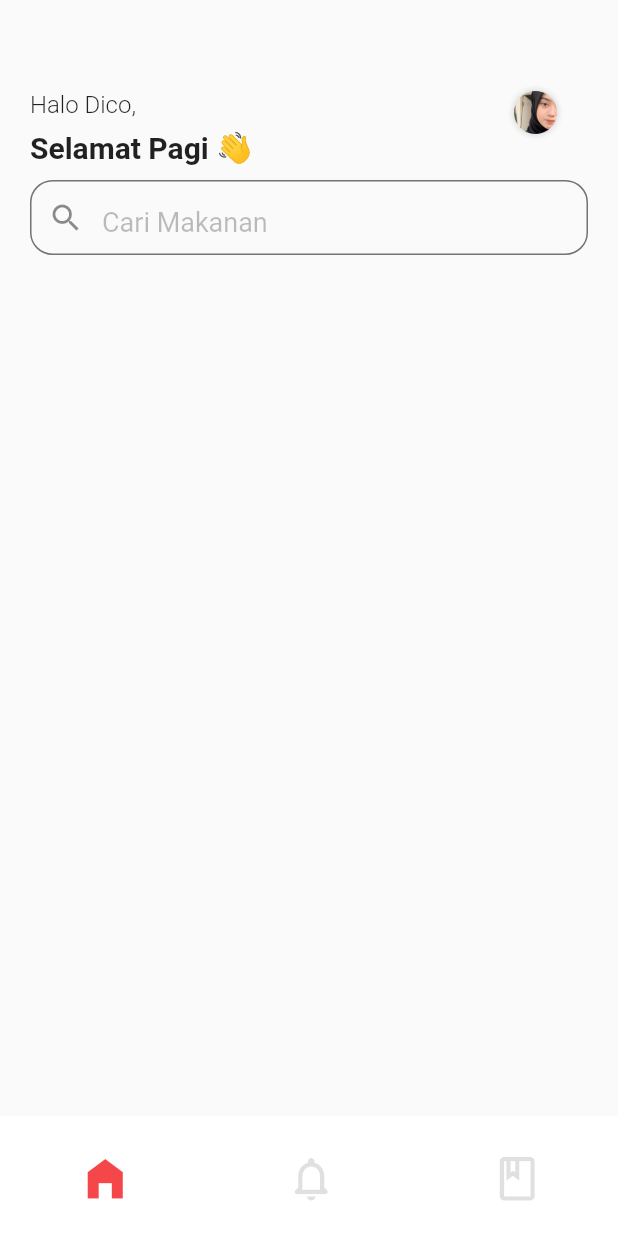
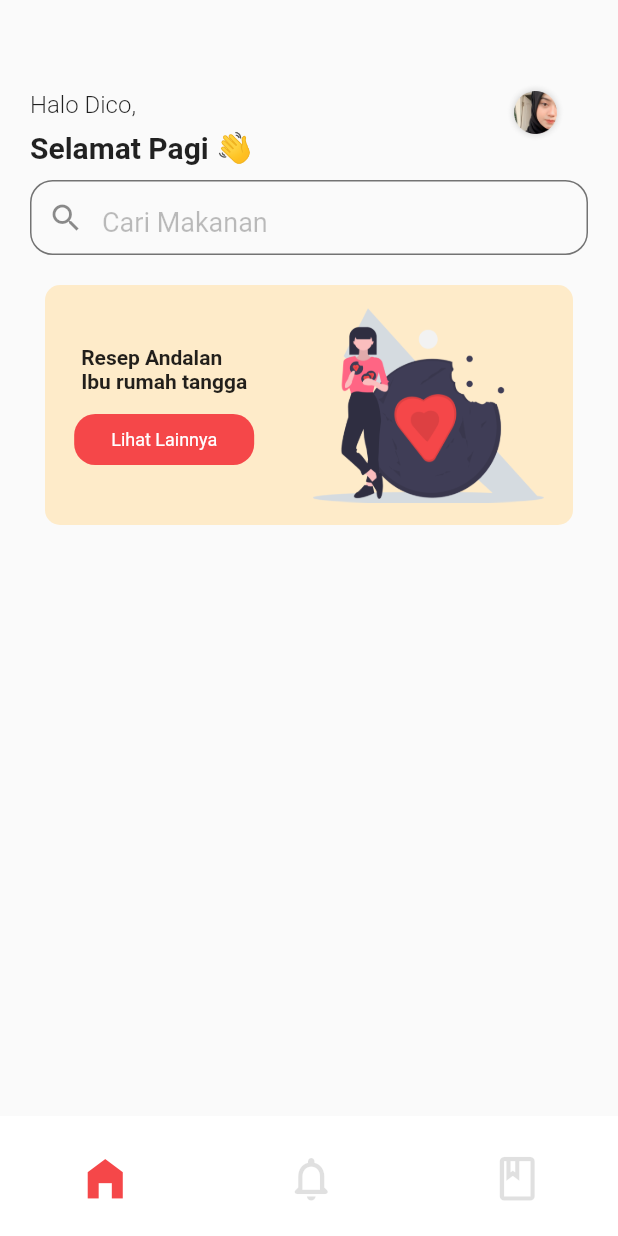
Before and after one commit to Haritsdev0981/resep.makanan, a Flutter app: the screen it shows after launch, on a phone screen of 412 x 824 dp. Run offline on Flutter 3.47's test engine with Material 2 defaults, Android fonts, the phone set to English and light mode, and no system bars.

Commit message:
sasari dararararri 2

```diff
--- a/lib/Screen/homepage.dart
+++ b/lib/Screen/homepage.dart
@@ -1,5 +1,7 @@
 
 import 'package:flutter/material.dart';
+import 'package:submission_dicoding/data/data_menu.dart';
+import 'package:submission_dicoding/model/makanan.dart';
 
 import 'package:submission_dicoding/page/bookmarkscreen.dart';
 import 'package:submission_dicoding/page/homescreen.dart';
--- /dev/null
+++ b/lib/data/data_menu.dart
@@ -0,0 +1,25 @@
+
+import 'package:submission_dicoding/model/makanan.dart';
+
+class MenuMakanan {
+  static final _titleMenuImage = [
+    "assets/IMG/sate.png",
+    "assets/IMG/soto.png"
+  ];
+
+  static final _titleMenu = [
+    "Sate Kambing",
+    "Soto Betawi"
+  ];
+
+  static final _descrisiMenu = [
+    "kecap manis, daging kambing, bawang goreng",
+    "Daging sapi, tomat, kerupuk, daung bawang"
+  ];
+
+  static List<Makanan> listData = ((){
+    return Iterable.generate(_titleMenu.length).map((index) {
+      return Makanan(title: _titleMenu[index], description: _descrisiMenu[index], imageMenu: _titleMenuImage[index]);
+    }).toList();
+  })();
+}
--- /dev/null
+++ b/lib/model/makanan.dart
@@ -0,0 +1,10 @@
+class Makanan {
+  final String title;
+  final String description;
+  final String imageMenu;
+  Makanan({
+    required this.title,
+    required this.description,
+    required this.imageMenu,
+  });
+}
--- a/lib/page/homescreen.dart
+++ b/lib/page/homescreen.dart
@@ -1,4 +1,9 @@
+import 'dart:ui';
+
+import 'package:flutter/cupertino.dart';
 import 'package:flutter/material.dart';
+import 'package:flutter/rendering.dart';
+import 'package:flutter/widgets.dart';
 import 'package:submission_dicoding/widget/appBar.dart';
 
 class HomeScreen extends StatelessWidget {
@@ -9,33 +14,80 @@ class HomeScreen extends StatelessWidget {
     return Scaffold(
       appBar: setAppBar(),
       body: Container(
+        child: Padding(
+          padding: const EdgeInsets.symmetric(horizontal: 20, vertical: 20),
           child: Column(
             mainAxisAlignment: MainAxisAlignment.start,
             children: [
-            //membungkus Container Dengan Padding
-            Padding(
-              padding: const EdgeInsets.symmetric(horizontal: 20, vertical: 20),
-              child: Container(
+              //search box
+              Container(
                 //membuat Widht menjadi responsive pada device
                 width: MediaQuery.of(context).size.height,
                 height: 50,
 
-                child:GestureDetector(
                 child: const TextField(
                   textInputAction: TextInputAction.search,
                   style: TextStyle(color: Colors.black54, fontSize: 25),
                   decoration: InputDecoration(
                       border: InputBorder.none,
-                        enabledBorder: OutlineInputBorder(borderSide: BorderSide(color: Colors.black54), borderRadius: BorderRadius.all(Radius.circular(15))),
-                        focusedBorder: OutlineInputBorder(borderSide: BorderSide(color: Color(0xffF54749)), borderRadius: BorderRadius.all(Radius.circular(15))),
+                      enabledBorder: OutlineInputBorder(
+                          borderSide: BorderSide(color: Colors.black54),
+                          borderRadius: BorderRadius.all(Radius.circular(15))),
+                      focusedBorder: OutlineInputBorder(
+                          borderSide: BorderSide(color: Color(0xffF54749)),
+                          borderRadius: BorderRadius.all(Radius.circular(15))),
                       hintText: 'Cari Makanan',
                       hintStyle: TextStyle(color: Colors.black26, fontSize: 18),
                       prefixIcon: Icon(Icons.search)),
                 ),
               ),
+
+              //event
+              Container(
+                margin: EdgeInsets.only(top: 20, bottom: 25, left: 10, right: 10),
+                width: MediaQuery.of(context).size.height,
+                height: 160,
+                decoration: BoxDecoration(
+                    color: Color(0xffFEEBC9),
+                    borderRadius: BorderRadius.all(Radius.circular(10))),
+                child: Row(
+                  mainAxisAlignment: MainAxisAlignment.spaceAround,
+                  children: [
+                    Column(
+                      mainAxisAlignment: MainAxisAlignment.center,
+                      children: [
+                        Text(
+                          "Resep Andalan\nIbu rumah tangga",
+                          style: TextStyle(
+                              fontSize: 14, fontWeight: FontWeight.bold),
+                        ),
+                        Container(
+                          margin: EdgeInsets.only(top: 14),
+                          width: 120,
+                          height: 34,
+                          alignment: Alignment.center,
+                          decoration: BoxDecoration(
+                              color: Color(0xffF54749),
+                              borderRadius: BorderRadius.all(Radius.circular(14))),
+                          child: Text(
+                            "Lihat Lainnya",
+                            style: TextStyle(color: Colors.white, fontSize: 12),
+                          ),
+                        )
+                      ],
+                    ),
+                    Image(
+                      alignment: Alignment.bottomRight,
+                      image: AssetImage("assets/IMG/banner.png"),
+                      height: 130,
+                    )
+                  ],
                 ),
               ),
+
+              // nav Menu food
             ],
+          ),
         ),
       ),
     );
--- a/lib/page/notificationscreen.dart
+++ b/lib/page/notificationscreen.dart
@@ -103,6 +103,7 @@ class ListNotif extends StatelessWidget {
             padding: const EdgeInsets.symmetric(horizontal: 20, vertical: 5),
             child: Container(
               child: Card(
+                color: Color(0xffFEEBC9),
                 child: ListTile(
                     title: Text(namaUser[index],
                         style: const TextStyle(
--- a/pubspec.yaml
+++ b/pubspec.yaml
@@ -35,6 +35,7 @@ dependencies:
   # Use with the CupertinoIcons class for iOS style icons.
   cupertino_icons: ^1.0.2
   persistent_bottom_nav_bar: ^4.0.2
+  bubble_tab_indicator: ^0.1.6
 
 dev_dependencies:
   flutter_test:
```
Also changed, not shown: assets/IMG/banner.png (added), assets/IMG/sate.png (added), assets/IMG/soto.png (added), lib/widget/tab_menu.dart (added), pubspec.lock. Lines whose indentation alone changed are shown as unchanged.
